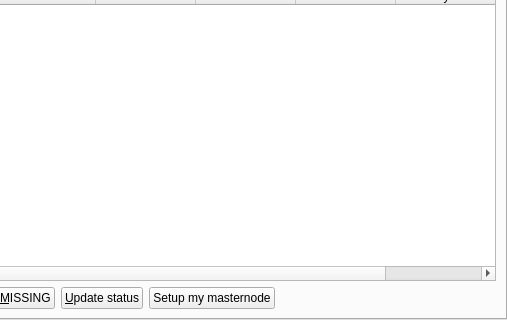
The window that src/qt/forms/masternodelist.ui (opentradeengine/dash) describes before a commit, drawn with Qt 5; both pictures show x 216 to 723 and y 137 to 457 of the 723 by 457 pixel window.
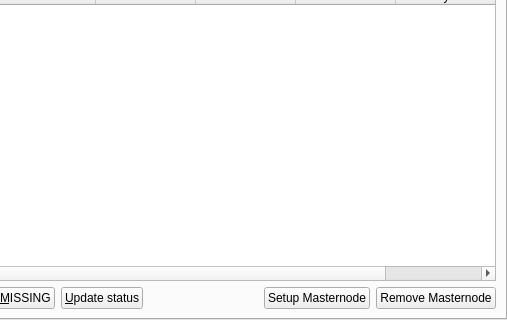
The same window after the commit.

Commit message: 1Click : adding "remove masternode" button

The edit to the form file:
```diff
--- a/src/qt/forms/masternodelist.ui
+++ b/src/qt/forms/masternodelist.ui
@@ -190,16 +190,6 @@
                </property>
               </widget>
              </item>
-             <item>
-              <widget class="QPushButton" name="setupMasternodeButton">
-               <property name="text">
-                <string>Setup my masternode</string>
-               </property>
-               <property name="flat">
-                <bool>false</bool>
-               </property>
-              </widget>
-             </item>
              <item>
               <spacer name="horizontalSpacer_5">
                <property name="orientation">
@@ -213,6 +203,23 @@
                </property>
               </spacer>
              </item>
+             <item>
+              <widget class="QPushButton" name="setupMasternodeButton">
+               <property name="layoutDirection">
+                <enum>Qt::LeftToRight</enum>
+               </property>
+               <property name="text">
+                <string>Setup Masternode</string>
+               </property>
+              </widget>
+             </item>
+             <item>
+              <widget class="QPushButton" name="removeMasternodeButton">
+               <property name="text">
+                <string>Remove Masternode</string>
+               </property>
+              </widget>
+             </item>
             </layout>
            </item>
           </layout>
```
The commit also changes 3 other files.
